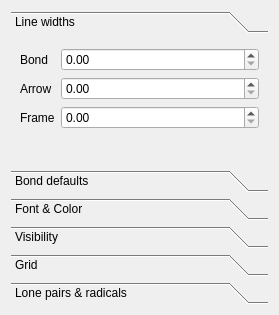
Old version of the form libmolsketch/scenepropertieswidget.ui in the repository timvdm/Molsketch.
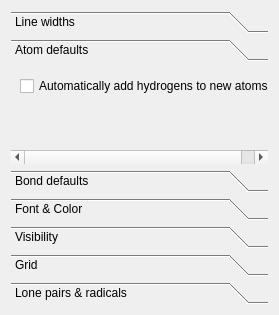
New version of the form. The open tabs and pages were chosen to show the change. Custom widgets are drawn as their Qt base class.

Commit message: Use "implicit hydrogens" appropriately

The edit to the form file:
```diff
--- a/libmolsketch/scenepropertieswidget.ui
+++ b/libmolsketch/scenepropertieswidget.ui
@@ -22,7 +22,7 @@
         <x>0</x>
         <y>0</y>
         <width>261</width>
-        <height>135</height>
+        <height>108</height>
        </rect>
       </property>
       <attribute name="label">
@@ -65,6 +65,41 @@
        </item>
       </layout>
      </widget>
+     <widget class="QWidget" name="atomDefaults">
+      <property name="geometry">
+       <rect>
+        <x>0</x>
+        <y>0</y>
+        <width>261</width>
+        <height>108</height>
+       </rect>
+      </property>
+      <attribute name="label">
+       <string>Atom defaults</string>
+      </attribute>
+      <layout class="QFormLayout" name="formLayout">
+       <item row="0" column="0">
+        <widget class="QCheckBox" name="autoHydrogensVisible">
+         <property name="text">
+          <string>Automatically add hydrogens to new atoms</string>
+         </property>
+        </widget>
+       </item>
+       <item row="1" column="0">
+        <spacer name="verticalSpacer_2">
+         <property name="orientation">
+          <enum>Qt::Vertical</enum>
+         </property>
+         <property name="sizeHint" stdset="0">
+          <size>
+           <width>20</width>
+           <height>40</height>
+          </size>
+         </property>
+        </spacer>
+       </item>
+      </layout>
+     </widget>
      <widget class="QWidget" name="bondDefaults">
       <property name="geometry">
        <rect>
@@ -166,13 +201,6 @@
        <string>Visibility</string>
       </attribute>
       <layout class="QGridLayout" name="gridLayout">
-       <item row="0" column="0">
-        <widget class="QCheckBox" name="autoHydrogensVisible">
-         <property name="text">
-          <string>Auto hydrogens</string>
-         </property>
-        </widget>
-       </item>
        <item row="0" column="1">
         <widget class="QCheckBox" name="lonePairsVisible">
          <property name="text">
```
Left out of the diff: 16 changed lines with no effect on the pictures. The commit also changes 3 other files.
